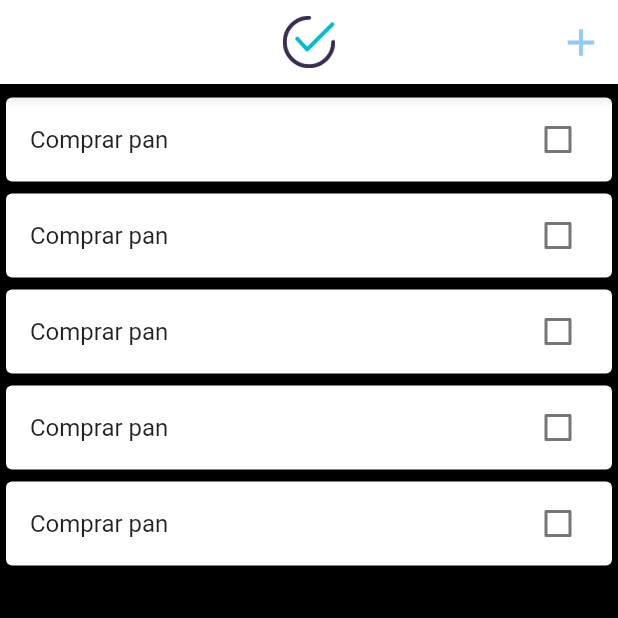
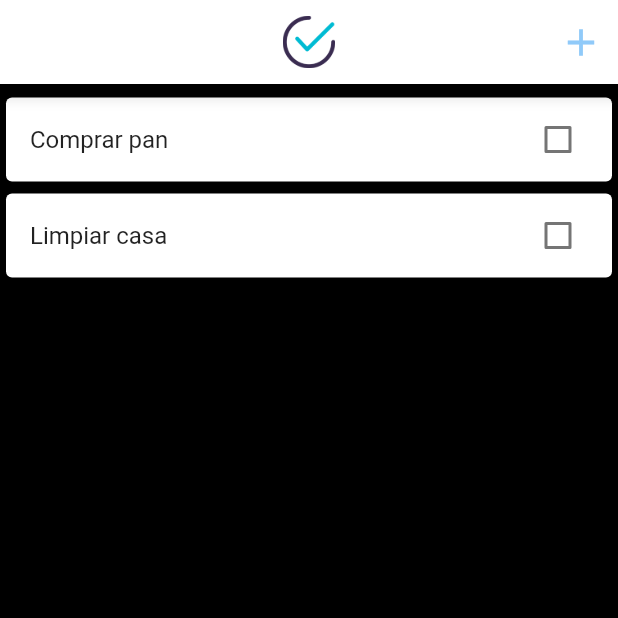
Before and after one commit to AlexLopezDevelop/notebook, a Flutter app: the screen it shows after launch, on a phone screen of 412 x 824 dp, the top half of it. Run offline on Flutter 3.47's test engine with Material 2 defaults, Android fonts, the phone set to English and light mode, and no system bars.

Commit message:
added: add new task

```diff
--- a/lib/src/pages/list_page.dart
+++ b/lib/src/pages/list_page.dart
@@ -9,7 +9,7 @@ class ListPage extends StatefulWidget {
 
 class _ListPage extends State<ListPage> {
   bool _checked = false;
-  List<String> tasks = [];
+  List<String> tasks = ["Comprar pan", "Limpiar casa"];
   @override
   Widget build(BuildContext context) {
     return Scaffold(
@@ -50,11 +50,24 @@ class _ListPage extends State<ListPage> {
 
   Widget _tasksList() {
     return ListView.builder(
-        itemCount: 5, // TODO: change for array lenght
+        itemCount: tasks.length, // TODO: change for array lenght
         itemBuilder: (BuildContext context, int index) {
-          return Card(
+          return taskItem(context, index);
+        });
+  }
+
+  Widget taskItem(context, index) {
+    return Dismissible(
+      key: Key(tasks[index]),
+      onDismissed: (direction) {
+        var task = tasks[index];
+        showSnackBar(context, task, index);
+        removeTask(index);
+      },
+      background: removeTaskBG(),
+      child: Card(
           child: CheckboxListTile(
-            title: Text("Comprar pan"),
+        title: Text(tasks[index]),
         controlAffinity: ListTileControlAffinity.platform,
         value: _checked, // TODO:_change for variable
         onChanged: (bool value) {
@@ -62,16 +75,60 @@ class _ListPage extends State<ListPage> {
             _checked = value;
           });
         },
+      )),
+    );
+  }
+
+  showSnackBar(context, task, index) {
+    Scaffold.of(context).showSnackBar(SnackBar(
+      content: Text('$task (eliminada)'),
+      action: SnackBarAction(
+        label: "Deshacer",
+        onPressed: () {
+          undoDelete(index, task);
+        },
+      ),
     ));
+  }
+
+  undoDelete(index, task) {
+    setState(() {
+      tasks.insert(index, task);
     });
+  }
+
+  removeTask(index) {
+    setState(() {
+      tasks.removeAt(index);
+    });
+  }
+
+  Widget removeTaskBG() {
+    return Container(
+      alignment: Alignment.centerRight,
+      margin: EdgeInsets.only(top: 4, bottom: 4),
+      padding: EdgeInsets.only(right: 20),
+      decoration: BoxDecoration(
+          color: Colors.red,
+          border: Border.all(
+            color: Colors.red[500],
+          ),
+          borderRadius: BorderRadius.all(Radius.circular(5))),
+      child: Icon(
+        Icons.delete,
+        color: Colors.white,
+      ),
+    );
   }
 
   _navigateNewTaskPage(BuildContext context) async {
     final result = await Navigator.push(
         context,
         MaterialPageRoute(
-            builder: (context) => NewTaskPage(
+            builder: (context) => new NewTaskPage(
                   tasks: tasks,
-                )));
+                ))).then((value) {
+      setState(() {});
+    });
   }
 }
```
Also changed, not shown: lib/src/pages/new_task_page.dart (+12 -2 lines). Lines whose indentation alone changed are shown as unchanged.
